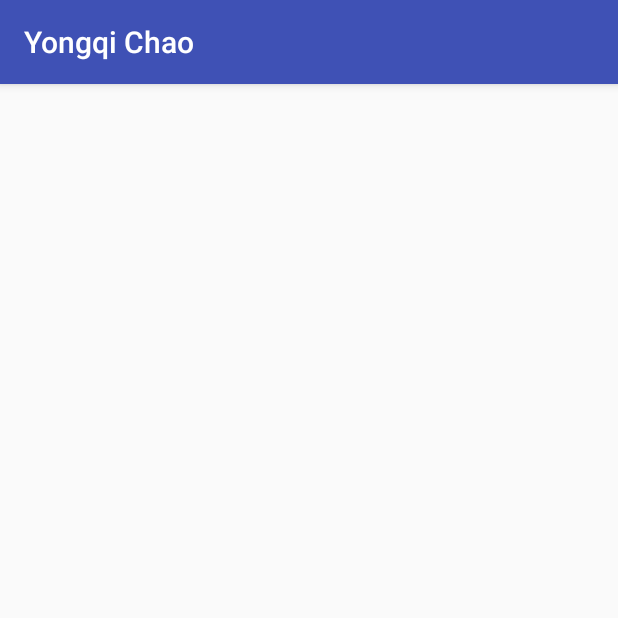
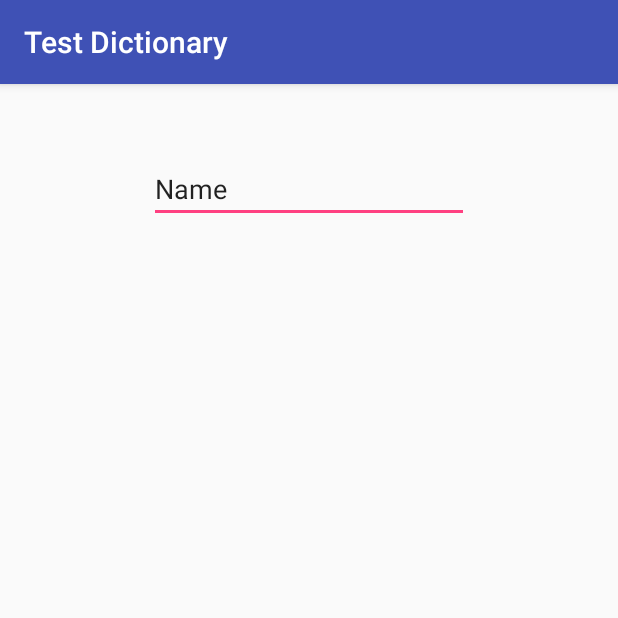
Before and after one commit to yongqi-chao/Treasure-Collector, an Android app: the DictionaryActivity screen opened directly, with no data from a screen before it, on a phone screen of 412 x 824 dp, the top half of it. Run offline under Robolectric (Android 15) with nearby library versions, the phone set to English and light mode, and no system bars.

Commit message:
add text field into DictionaryActivity

```diff
--- a/app/src/main/AndroidManifest.xml
+++ b/app/src/main/AndroidManifest.xml
@@ -17,7 +17,9 @@
             </intent-filter>
         </activity>
         <activity android:name=".AboutActivity" />
-        <activity android:name=".DictionaryActivity"></activity>
+        <activity android:name=".DictionaryActivity">
+
+        </activity>
     </application>
 
 </manifest>
--- a/app/src/main/java/edu/neu/madcourse/yongqichao/DictionaryActivity.java
+++ b/app/src/main/java/edu/neu/madcourse/yongqichao/DictionaryActivity.java
@@ -2,12 +2,21 @@ package edu.neu.madcourse.yongqichao;
 
 import android.support.v7.app.AppCompatActivity;
 import android.os.Bundle;
+import android.widget.EditText;
 
 public class DictionaryActivity extends AppCompatActivity {
+
+    EditText editText;
 
     @Override
     protected void onCreate(Bundle savedInstanceState) {
         super.onCreate(savedInstanceState);
         setContentView(R.layout.activity_dictionary);
+        setTitle("Test Dictionary");
+
+        editText = (EditText) findViewById(R.id.editText);
+
+
+
     }
 }
--- a/app/src/main/res/layout/activity_dictionary.xml
+++ b/app/src/main/res/layout/activity_dictionary.xml
@@ -10,4 +10,14 @@
     android:paddingTop="@dimen/activity_vertical_margin"
     tools:context="edu.neu.madcourse.yongqichao.DictionaryActivity">
 
+    <EditText
+        android:layout_width="wrap_content"
+        android:layout_height="wrap_content"
+        android:inputType="textPersonName"
+        android:text="Name"
+        android:ems="10"
+        android:layout_alignParentTop="true"
+        android:layout_centerHorizontal="true"
+        android:layout_marginTop="31dp"
+        android:id="@+id/editText" />
 </RelativeLayout>
```
